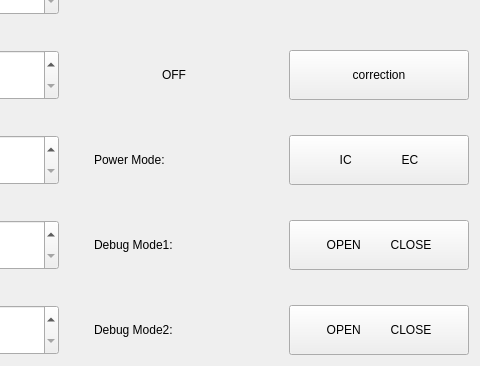
Above: macousto_pso.ui from yuanjinxin123/shenglei before the change; both pictures show x 542 to 1022 and y 131 to 497 of the 1022 by 497 pixel window. Below: the same form after it.
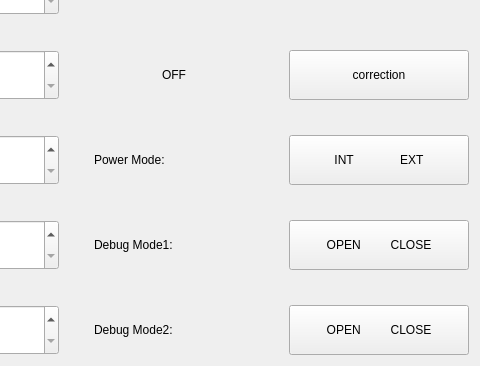
That is the form after the change.

What changed in the file:
```diff
--- a/macousto_pso.ui
+++ b/macousto_pso.ui
@@ -657,7 +657,7 @@
         </size>
        </property>
        <property name="text">
-        <string>IC               EC</string>
+        <string>INT              EXT</string>
        </property>
       </widget>
      </item>
```
